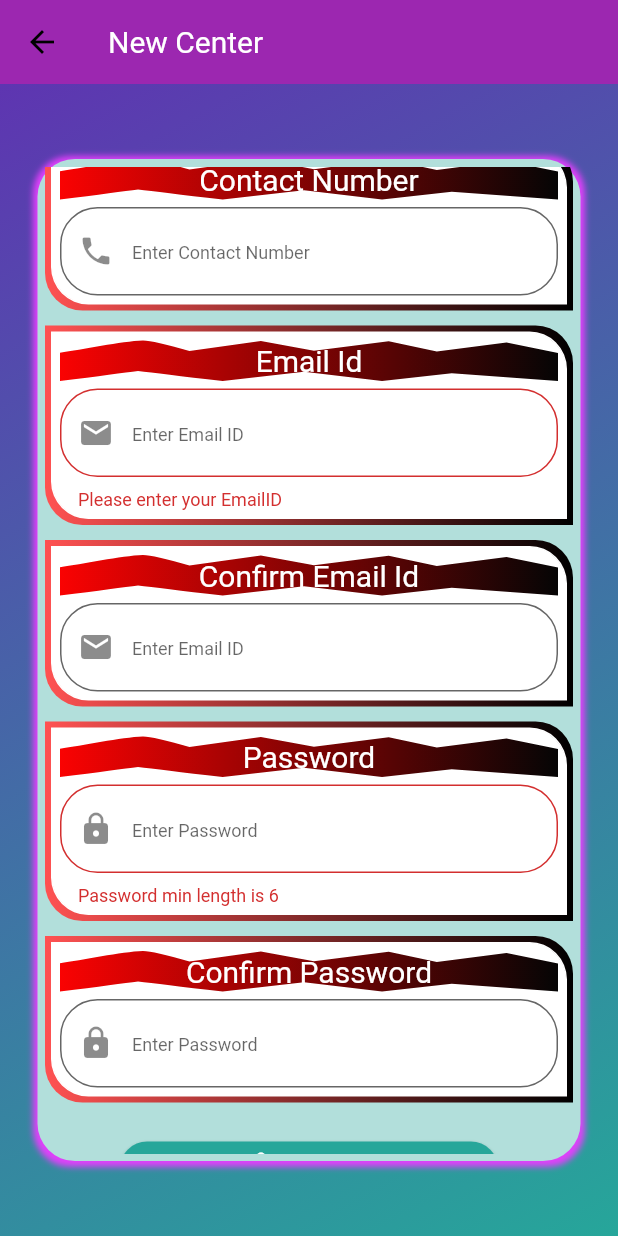
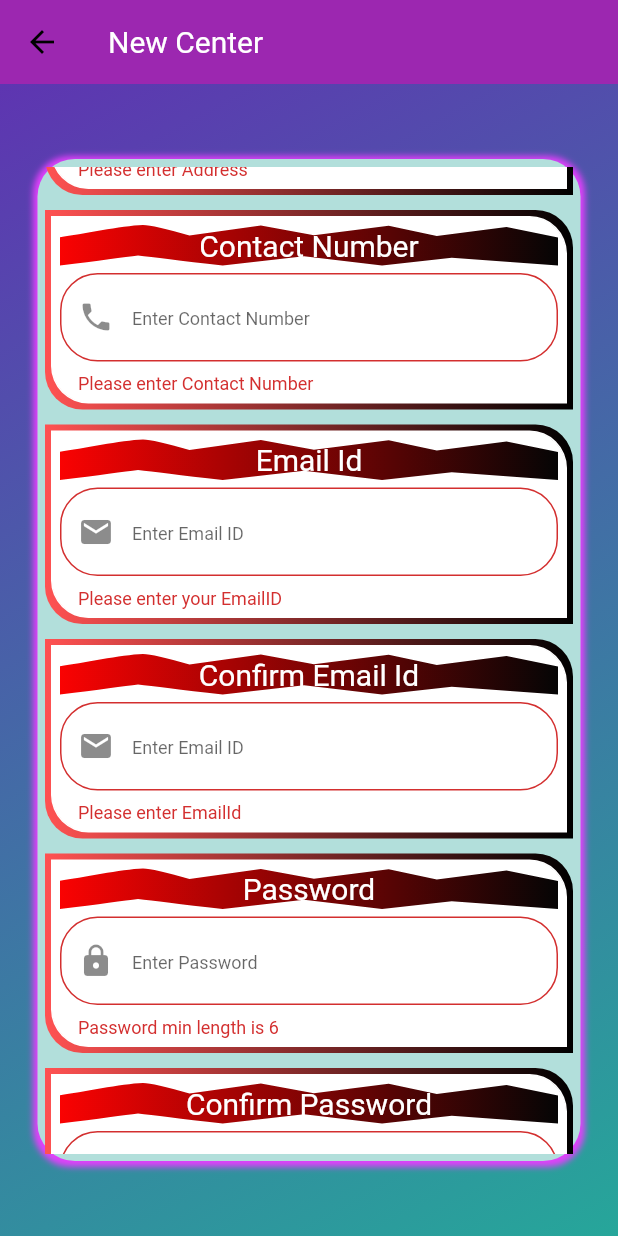
Before and after one commit to faizulable/fabtech_aspirationclass_dev2, a Flutter app: the RegisterPage screen opened directly, scrolled down 432 dp, after a tap on "Register", on a phone screen of 412 x 824 dp. Run offline on Flutter 3.47's test engine with Material 2 defaults, Android fonts, the phone set to English and light mode, and no system bars; our stand-ins replace data_connection_checker, firebase_auth, firebase_core, flutter_easyloading, shared_preferences; accounts and stored records are empty.

Commit message:
Login and registration fully completed.

```diff
--- a/lib/main.dart
+++ b/lib/main.dart
@@ -8,10 +8,14 @@ import 'package:fabtech_aspirationclass_dev/wrapper.dart';
 import 'package:flutter/material.dart';
 import 'package:firebase_core/firebase_core.dart';
 import 'package:provider/provider.dart';
+import 'package:shared_preferences/shared_preferences.dart';
+
+SharedPreferences sp;
 
 void main() async{
   WidgetsFlutterBinding.ensureInitialized();
   await Firebase.initializeApp();
+  sp = await SharedPreferences.getInstance();
   runApp(MyApp());
   configLoading();
 }
--- /dev/null
+++ b/lib/models/appPref.dart
@@ -0,0 +1,6 @@
+class AppPref {
+  static final String emailPref = 'EMAIL_ID';
+  static final String centerIdPref = 'CENTER_ID';
+  static final String centerNamePref = 'NAME';
+
+}
--- a/lib/screens/auth/register.dart
+++ b/lib/screens/auth/register.dart
@@ -70,7 +70,9 @@ class SignInBody extends StatefulWidget {
 }
 class _SignInBodyState extends State<SignInBody> {
   final _formKey = GlobalKey<FormState>();
-  String _emailId, _password = '';
+  String _emailId, _password,_centerName,_address,_contactNumber = '';
+  TextEditingController passwordController = TextEditingController();
+  TextEditingController emailController = TextEditingController();
 
 
   @override
@@ -128,6 +130,16 @@ class _SignInBodyState extends State<SignInBody> {
                   Center(
                     child: TextFormField(
                       decoration: inputNameDecoration,
+                      onSaved: (input) => _centerName = input,
+                      validator: (value) {
+                        if (value.isEmpty) {
+                          return 'Please enter your company Name';
+                        }
+                        if (value.length > 50) {
+                          return 'Max length is 50';
+                        }
+                        return null;
+                      },
                     ),
                   ),
                 ],
@@ -159,6 +171,16 @@ class _SignInBodyState extends State<SignInBody> {
                   Center(
                     child: TextFormField(
                       decoration: inputAddressDecoration,
+                      onSaved: (input) => _address = input,
+                      validator: (value) {
+                        if (value.isEmpty) {
+                          return 'Please enter Address';
+                        }
+                        if (value.length > 100) {
+                          return 'Max length is 50';
+                        }
+                        return null;
+                      },
                     ),
                   ),
                 ],
@@ -191,6 +213,16 @@ class _SignInBodyState extends State<SignInBody> {
                     child: TextFormField(
                       keyboardType: TextInputType.number,
                       decoration: inputContactDecoration,
+                      onSaved: (input) => _contactNumber = input,
+                      validator: (value) {
+                        if (value.isEmpty) {
+                          return 'Please enter Contact Number';
+                        }
+                        if (value.length != 10) {
+                          return 'Invalid Contact Number';
+                        }
+                        return null;
+                      },
                     ),
                   ),
                 ],
@@ -222,6 +254,7 @@ class _SignInBodyState extends State<SignInBody> {
                   Center(
                     child: TextFormField(
                       decoration: inputEmailDecoration,
+                      controller: emailController,
                       onSaved: (input) => _emailId = input,
                       validator: (value) {
                         if (value.isEmpty) {
@@ -260,6 +293,15 @@ class _SignInBodyState extends State<SignInBody> {
                   Center(
                     child: TextFormField(
                       decoration: inputEmailDecoration,
+                      validator: (value) {
+                        if (value.isEmpty) {
+                          return 'Please enter EmailId';
+                        }
+                        if (value != emailController.text) {
+                          return 'EmailID is not matching';
+                        }
+                        return null;
+                      },
                     ),
                   ),
                 ],
@@ -290,7 +332,9 @@ class _SignInBodyState extends State<SignInBody> {
                   SizedBox(height: 5,),
                   Center(
                     child: TextFormField(
+                      controller: passwordController,
                       decoration: inputPasswordDecoration,
+                      obscureText: true,
                       onSaved: (input) => _password = input,
                       validator: (value) {
                         if (value.isEmpty || value.length < 6) {
@@ -329,6 +373,17 @@ class _SignInBodyState extends State<SignInBody> {
                   Center(
                     child: TextFormField(
                       decoration: inputPasswordDecoration,
+                      obscureText: true,
+                      validator: (value) {
+                        if (value.isEmpty) {
+                          return 'Please confirm Password';
+                        }
+                        if (value !=
+                            passwordController.text) {
+                          return 'Password is not matching';
+                        }
+                        return null;
+                      },
                     ),
                   ),
                 ],
@@ -349,14 +404,15 @@ class _SignInBodyState extends State<SignInBody> {
               icon: Icon(Icons.assignment_ind_rounded),
               label: Text('Register'),
               onPressed: () async {
-                Timer _timer;
+
                 if(_formKey.currentState.validate()){
                   _formKey.currentState.save();
-                  print('EmailId: '+_emailId);
-                  print('Password: '+_password);
-                  dynamic result = await widget.auth.registerWithEmailAndPassword(_emailId, _password);
+                  EasyLoading.show(status: 'Wait..',maskType: EasyLoadingMaskType.none);
+                  /*print('EmailId: '+_emailId);
+                  print('Password: '+_password);*/
+                  dynamic result = await widget.auth.registerWithEmailAndPassword(_emailId,_password,_centerName,_address,_contactNumber);
+                  EasyLoading.dismiss();
                   if(result is String) {
-                    /*_timer?.cancel();*/
                     EasyLoading.showToast(result);
                   } else {
                     //successful login
--- a/lib/screens/auth/singIn.dart
+++ b/lib/screens/auth/singIn.dart
@@ -185,6 +185,7 @@ class _SignInBodyState extends State<SignInBody> {
                   Center(
                     child: TextFormField(
                       decoration: inputPasswordDecoration,
+                      obscureText: true,
                       onSaved: (input) => _password = input,
                       validator: (value) {
                         if (value.isEmpty || value.length < 6) {
@@ -214,9 +215,10 @@ class _SignInBodyState extends State<SignInBody> {
               onPressed: () async {
                 if(_formKey.currentState.validate()){
                   _formKey.currentState.save();
+                  EasyLoading.show(status: 'Wait..',maskType: EasyLoadingMaskType.none);
                   dynamic result = await widget.auth.signInWithEmailAndPassword(_emailId, _password);
+                  EasyLoading.dismiss();
                   if(result is String) {
-                    /*_timer?.cancel();*/
                     EasyLoading.showToast(result);
                   } else {
                     //successful login do nothing
--- a/lib/screens/home/myHomePage.dart
+++ b/lib/screens/home/myHomePage.dart
@@ -1,7 +1,8 @@
 import 'package:fabtech_aspirationclass_dev/services/auth.dart';
 import 'package:flutter/material.dart';
-import 'package:fabtech_aspirationclass_dev/screens/auth/singIn.dart';
 import 'package:fabtech_aspirationclass_dev/wrapper.dart';
+import 'package:fabtech_aspirationclass_dev/main.dart';
+import 'package:fabtech_aspirationclass_dev/models/appPref.dart';
 
 class MyHomePage extends StatefulWidget {
   MyHomePage({Key key, this.title}) : super(key: key);
@@ -90,6 +91,9 @@ class _MyHomePageState extends State<MyHomePage> {
               '$_counter',
               style: Theme.of(context).textTheme.headline4,
             ),
+            Text(sp.getString(AppPref.centerNamePref) ?? 'BLANK'),
+            Text(sp.getString(AppPref.emailPref) ?? 'BLANK'),
+            Text(sp.getString(AppPref.centerIdPref) ?? 'BLANK'),
           ],
         ),
       ),
--- /dev/null
+++ b/lib/services/registration.dart
@@ -0,0 +1,54 @@
+import 'dart:convert';
+import 'package:http/http.dart' as http;
+import 'package:fabtech_aspirationclass_dev/utilites/constantValue.dart';
+import 'package:fabtech_aspirationclass_dev/models/CT001P.dart';
+class RegistrationService {
+  String emailId, centerName, address, contactNumber;
+
+  RegistrationService(
+      {this.emailId,
+        this.centerName,
+        this.address,
+        this.contactNumber});
+
+  Future<dynamic> registerUser(String secondaryLink) async {
+    String link = kRootlink + secondaryLink;
+    var url = Uri.parse(link);
+    try {
+      var map = new Map<String, dynamic>();
+      map[CT001P.emailFld] = emailId;
+      map[CT001P.centerNameFld] = centerName;
+      map[CT001P.contactNumberFld] = contactNumber;
+      map[CT001P.addressFld] = address;
+      print(map);
+      final response = await http.post(url, body: map);
+      if (response.statusCode == 200) {
+        print(response.body);
+        return jsonDecode(response.body);
+      } else {
+        return "No Data";
+      }
+    } catch (e) {
+      return "Record creation failed, please try again";
+    }
+  }
+
+  Future<dynamic> deleteRegUser(String secondaryLink) async {
+    String link = kRootlink + secondaryLink;
+    var url = Uri.parse(link);
+    try {
+      var map = new Map<String, dynamic>();
+      map[CT001P.emailFld] = emailId;
+      //print(map);
+      final response = await http.post(url, body: map);
+      if (response.statusCode == 200) {
+        print(response.body);
+        return jsonDecode(response.body);
+      } else {
+        return "No Data";
+      }
+    } catch (e) {
+      return "Record creation failed, please try again";
+    }
+  }
+}
--- /dev/null
+++ b/lib/services/signIn.dart
@@ -0,0 +1,48 @@
+import 'dart:convert';
+import 'package:http/http.dart' as http;
+import 'package:fabtech_aspirationclass_dev/utilites/constantValue.dart';
+import 'package:fabtech_aspirationclass_dev/models/CT001P.dart';
+class SignInService {
+  String emailId, centerName, address, contactNumber;
+
+  SignInService(
+      {this.emailId});
+
+  Future<dynamic> signInUser(String secondaryLink) async {
+    String link = kRootlink + secondaryLink;
+    var url = Uri.parse(link);
+    try {
+      var map = new Map<String, dynamic>();
+      map[CT001P.emailFld] = emailId;
+      //print(map);
+      final response = await http.post(url, body: map);
+      if (response.statusCode == 200) {
+        print(response.body);
+        return jsonDecode(response.body);
+      } else {
+        return "No Data";
+      }
+    } catch (e) {
+      return "Record creation failed, please try again";
+    }
+  }
+
+  /*Future<dynamic> deleteRegUser(String secondaryLink) async {
+    String link = kRootlink + secondaryLink;
+    var url = Uri.parse(link);
+    try {
+      var map = new Map<String, dynamic>();
+      map[CT001P.emailFld] = emailId;
+      print(map);
+      final response = await http.post(url, body: map);
+      if (response.statusCode == 200) {
+        print(response.body);
+        return jsonDecode(response.body);
+      } else {
+        return "No Data";
+      }
+    } catch (e) {
+      return "Record creation failed, please try again";
+    }
+  }*/
+}
--- a/lib/utilites/constantValue.dart
+++ b/lib/utilites/constantValue.dart
@@ -1,4 +1,10 @@
 import 'package:flutter/material.dart';
+
+const kRootlink = "https://blowziest-dam.000webhostapp.com/AspirationClass/";
+const kRegisterUser = 'registration.php';
+const kDeleteRegRequest = 'deleteRegReqst.php';
+const kSignIn = 'signIn.php';
+
 
 const inputEmailDecoration = InputDecoration(
   filled: true,
--- a/lib/wrapper.dart
+++ b/lib/wrapper.dart
@@ -5,6 +5,7 @@ import 'package:fabtech_aspirationclass_dev/screens/home/myHomePage.dart';
 import 'package:flutter_easyloading/flutter_easyloading.dart';
 import 'package:flutter/material.dart';
 import 'package:provider/provider.dart';
+import 'dart:io';
 
 /*
 class Wrapper extends StatelessWidget {
--- a/pubspec.yaml
+++ b/pubspec.yaml
@@ -33,6 +33,8 @@ dependencies:
   firebase_auth: 1.1.0
   provider: 5.0.0
   flutter_easyloading: 2.2.2
+  http: 0.13.1
+  shared_preferences: 2.0.5
 
 dev_dependencies:
   flutter_test:
```
Also changed, not shown: lib/models/CT001P.dart (added, +13 -0 lines), lib/services/auth.dart (+87 -14 lines), pubspec.lock, 1 other file.
